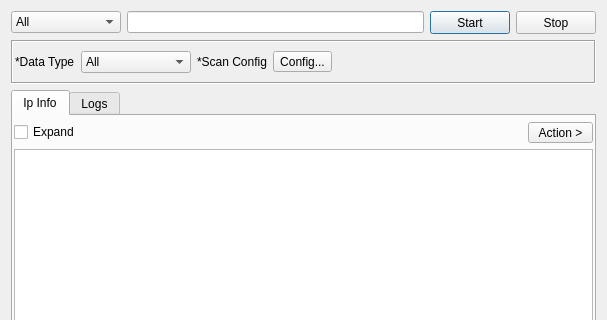
Qt form sub3suite/src/tools/MXTool.ui (3nock/OTE) before a commit; both pictures show x 0 to 607 and y 0 to 320 of the 607 by 500 pixel window.
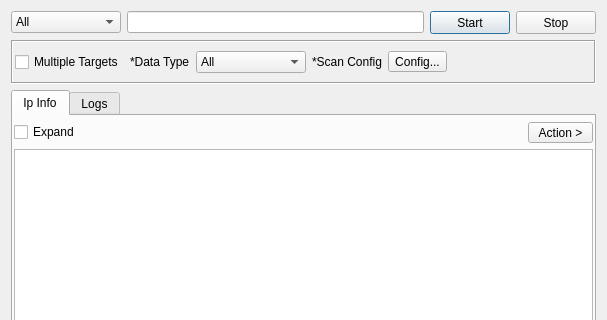
The same form after that commit.

```diff
--- a/sub3suite/src/tools/MXTool.ui
+++ b/sub3suite/src/tools/MXTool.ui
@@ -99,6 +99,13 @@
       <property name="rightMargin">
        <number>2</number>
       </property>
+      <item>
+       <widget class="QCheckBox" name="checkBoxMultipleTargets">
+        <property name="text">
+         <string>Multiple Targets</string>
+        </property>
+       </widget>
+      </item>
       <item>
        <widget class="QLabel" name="label">
         <property name="text">
```
